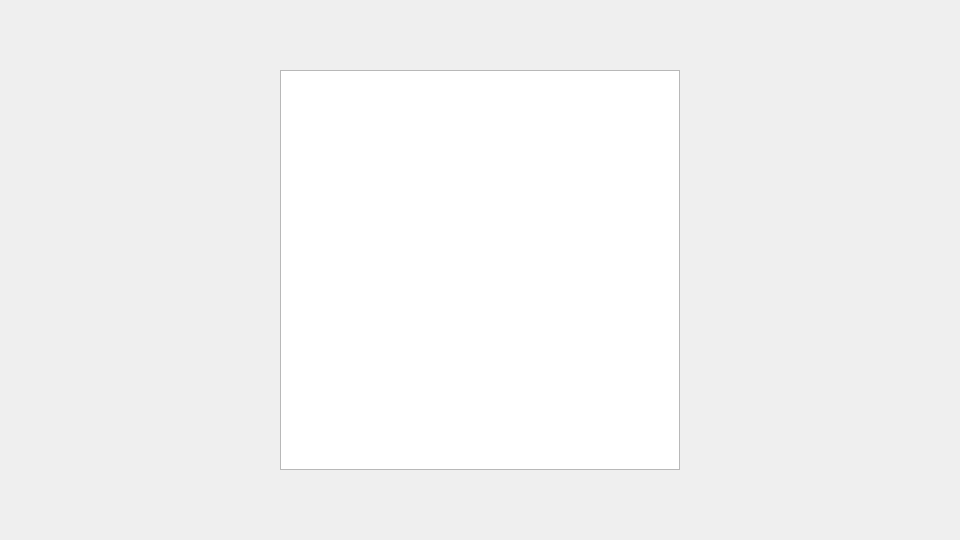
Above: interface/window.ui from NekrodNIK/NekrodBrick before the change. Below: the same form after it.
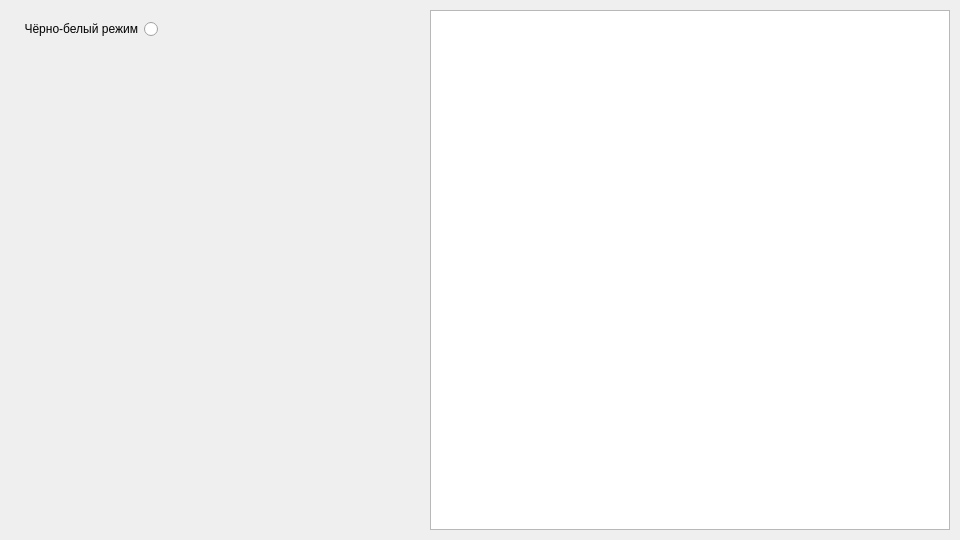
That is the form after the change.

```diff
--- a/interface/window.ui
+++ b/interface/window.ui
@@ -13,8 +13,17 @@
   <property name="windowTitle">
    <string>MainWindow</string>
   </property>
+  <property name="documentMode">
+   <bool>false</bool>
+  </property>
   <widget class="QWidget" name="centralwidget">
-   <layout class="QGridLayout" name="gridLayout" rowstretch="0" columnstretch="1,1">
+   <property name="sizePolicy">
+    <sizepolicy hsizetype="Preferred" vsizetype="Preferred">
+     <horstretch>0</horstretch>
+     <verstretch>0</verstretch>
+    </sizepolicy>
+   </property>
+   <layout class="QGridLayout" name="gridLayout_2">
     <property name="leftMargin">
      <number>10</number>
     </property>
@@ -30,6 +39,28 @@
     <property name="spacing">
      <number>10</number>
     </property>
+    <item row="0" column="0">
+     <widget class="QWidget" name="SettingsWidjet" native="true">
+      <layout class="QFormLayout" name="formLayout">
+       <item row="0" column="0">
+        <widget class="QRadioButton" name="BlackWhiteModeButton">
+         <property name="sizePolicy">
+          <sizepolicy hsizetype="Fixed" vsizetype="Fixed">
+           <horstretch>0</horstretch>
+           <verstretch>0</verstretch>
+          </sizepolicy>
+         </property>
+         <property name="layoutDirection">
+          <enum>Qt::RightToLeft</enum>
+         </property>
+         <property name="text">
+          <string>Чёрно-белый режим</string>
+         </property>
+        </widget>
+       </item>
+      </layout>
+     </widget>
+    </item>
     <item row="0" column="1">
      <widget class="QGraphicsView" name="ImageView">
       <property name="sizePolicy">
@@ -40,15 +71,15 @@
       </property>
       <property name="minimumSize">
        <size>
-        <width>400</width>
-        <height>400</height>
+        <width>520</width>
+        <height>520</height>
        </size>
       </property>
+      <property name="autoFillBackground">
+       <bool>false</bool>
+      </property>
      </widget>
     </item>
-    <item row="0" column="0">
-     <layout class="QGridLayout" name="gridLayout_2"/>
-    </item>
    </layout>
   </widget>
  </widget>
```
